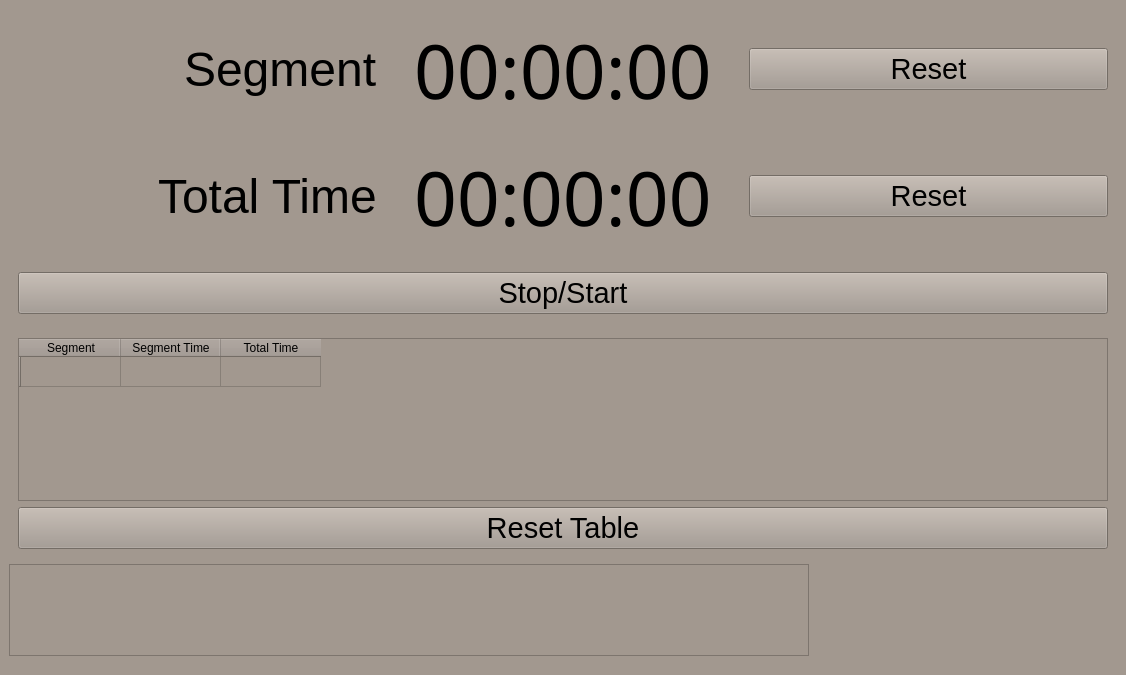
The window that TimerQT.ui (Static-SC/Timer_QT_Designer_PyQT6) describes before a commit, drawn with Qt 5.
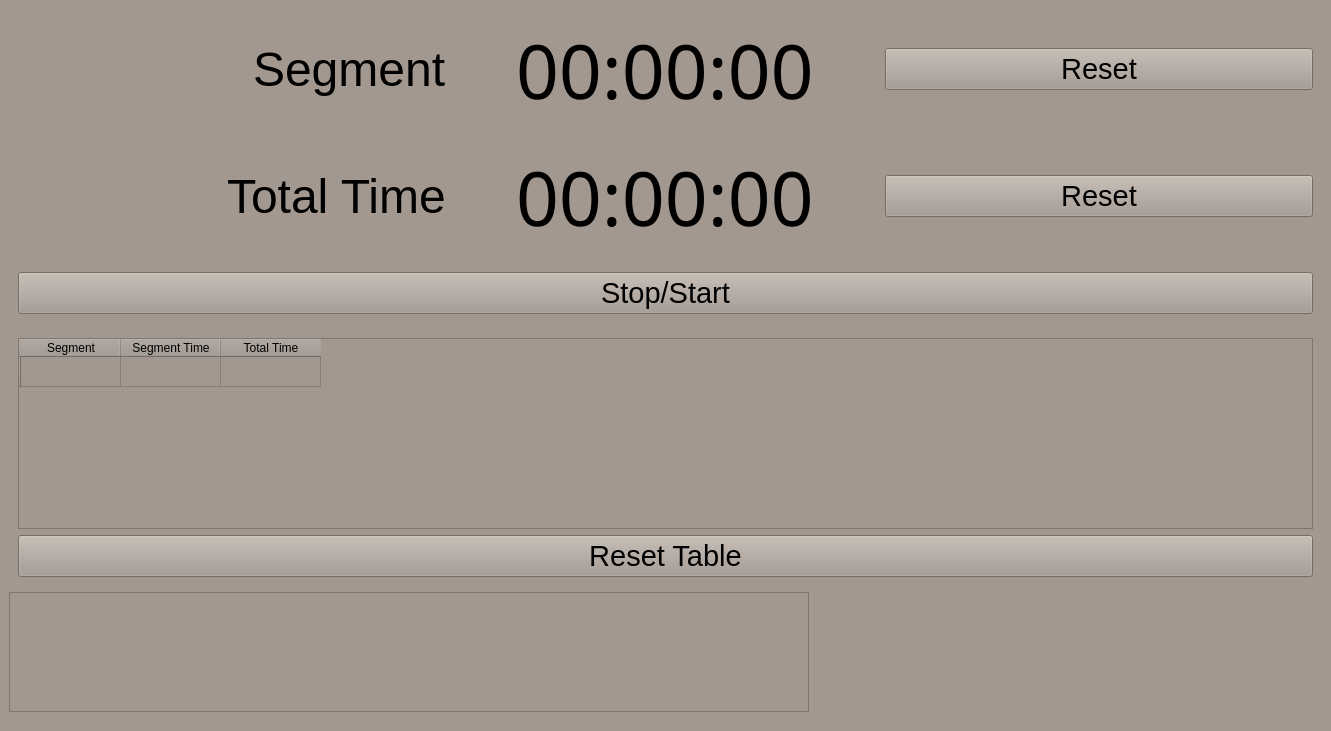
The same window after the commit.

Commit message: Updated second screen opens in second monitor

```diff
--- a/TimerQT.ui
+++ b/TimerQT.ui
@@ -6,8 +6,8 @@
    <rect>
     <x>0</x>
     <y>0</y>
-    <width>1126</width>
-    <height>675</height>
+    <width>1331</width>
+    <height>731</height>
    </rect>
   </property>
   <property name="windowTitle">
@@ -148,6 +148,9 @@
     </item>
     <item>
      <widget class="QFrame" name="frame_4">
+      <property name="styleSheet">
+       <string notr="true"/>
+      </property>
       <layout class="QVBoxLayout" name="verticalLayout_2">
        <item>
         <widget class="QTableWidget" name="user_input">
@@ -156,6 +159,9 @@
            <pointsize>16</pointsize>
           </font>
          </property>
+         <property name="styleSheet">
+          <string notr="true"/>
+         </property>
          <row>
           <property name="text">
            <string/>
```
The commit also changes 1 other file.
